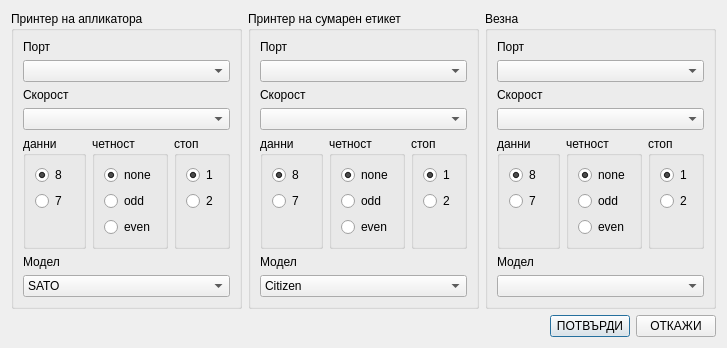
This is dlgCommSettings.ui in farm2440/checkweigherPrinter as Qt 5 draws it before an edit. The edited form follows.
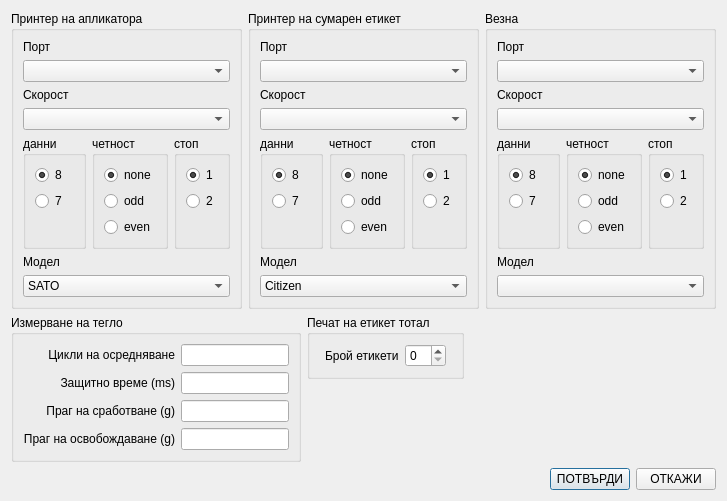
This is the edited form.

Commit message: commit 5 - scale reading OK, added values to settings dialog

What changed in the file:
```diff
--- a/dlgCommSettings.ui
+++ b/dlgCommSettings.ui
@@ -6,14 +6,14 @@
    <rect>
     <x>0</x>
     <y>0</y>
-    <width>611</width>
-    <height>323</height>
+    <width>632</width>
+    <height>489</height>
    </rect>
   </property>
   <property name="windowTitle">
    <string>НАСТРОЙКИ КОМУНИКАЦИЯ</string>
   </property>
-  <layout class="QVBoxLayout" name="verticalLayout_19">
+  <layout class="QVBoxLayout" name="verticalLayout_26">
    <item>
     <layout class="QHBoxLayout" name="horizontalLayout_5">
      <item>
@@ -528,6 +528,149 @@
      </item>
     </layout>
    </item>
+   <item>
+    <layout class="QHBoxLayout" name="horizontalLayout_9">
+     <item>
+      <widget class="QGroupBox" name="groupBox_14">
+       <property name="title">
+        <string>Измерване на тегло</string>
+       </property>
+       <layout class="QHBoxLayout" name="horizontalLayout_8">
+        <item>
+         <layout class="QHBoxLayout" name="horizontalLayout_7">
+          <item>
+           <layout class="QVBoxLayout" name="verticalLayout_24">
+            <item>
+             <widget class="QLabel" name="label_10">
+              <property name="text">
+               <string>Цикли на осредняване</string>
+              </property>
+              <property name="alignment">
+               <set>Qt::AlignRight|Qt::AlignTrailing|Qt::AlignVCenter</set>
+              </property>
+             </widget>
+            </item>
+            <item>
+             <widget class="QLabel" name="label_11">
+              <property name="text">
+               <string>Защитно време (ms)</string>
+              </property>
+              <property name="alignment">
+               <set>Qt::AlignRight|Qt::AlignTrailing|Qt::AlignVCenter</set>
+              </property>
+             </widget>
+            </item>
+            <item>
+             <widget class="QLabel" name="label_12">
+              <property name="text">
+               <string>Праг на сработване (g)</string>
+              </property>
+              <property name="alignment">
+               <set>Qt::AlignRight|Qt::AlignTrailing|Qt::AlignVCenter</set>
+              </property>
+             </widget>
+            </item>
+            <item>
+             <widget class="QLabel" name="label_13">
+              <property name="text">
+               <string>Праг на освобождаване (g)</string>
+              </property>
+              <property name="alignment">
+               <set>Qt::AlignRight|Qt::AlignTrailing|Qt::AlignVCenter</set>
+              </property>
+             </widget>
+            </item>
+           </layout>
+          </item>
+          <item>
+           <layout class="QVBoxLayout" name="verticalLayout_23">
+            <item>
+             <widget class="QLineEdit" name="le_averagingCicles"/>
+            </item>
+            <item>
+             <widget class="QLineEdit" name="le_mesureDelay"/>
+            </item>
+            <item>
+             <widget class="QLineEdit" name="le_threshold"/>
+            </item>
+            <item>
+             <widget class="QLineEdit" name="le_lowThreshold"/>
+            </item>
+           </layout>
+          </item>
+         </layout>
+        </item>
+       </layout>
+      </widget>
+     </item>
+     <item>
+      <layout class="QVBoxLayout" name="verticalLayout_25">
+       <item>
+        <widget class="QGroupBox" name="groupPrintTotal">
+         <property name="title">
+          <string>Печат на етикет тотал</string>
+         </property>
+         <property name="checkable">
+          <bool>false</bool>
+         </property>
+         <layout class="QVBoxLayout" name="verticalLayout_19">
+          <property name="leftMargin">
+           <number>15</number>
+          </property>
+          <property name="rightMargin">
+           <number>15</number>
+          </property>
+          <item>
+           <layout class="QHBoxLayout" name="horizontalLayout_6">
+            <item>
+             <widget class="QLabel" name="label_14">
+              <property name="text">
+               <string>Брой етикети</string>
+              </property>
+             </widget>
+            </item>
+            <item>
+             <widget class="QSpinBox" name="spinBox_totalCount">
+              <property name="maximum">
+               <number>10</number>
+              </property>
+             </widget>
+            </item>
+           </layout>
+          </item>
+         </layout>
+        </widget>
+       </item>
+       <item>
+        <spacer name="verticalSpacer_7">
+         <property name="orientation">
+          <enum>Qt::Vertical</enum>
+         </property>
+         <property name="sizeHint" stdset="0">
+          <size>
+           <width>20</width>
+           <height>40</height>
+          </size>
+         </property>
+        </spacer>
+       </item>
+      </layout>
+     </item>
+     <item>
+      <spacer name="horizontalSpacer_2">
+       <property name="orientation">
+        <enum>Qt::Horizontal</enum>
+       </property>
+       <property name="sizeHint" stdset="0">
+        <size>
+         <width>40</width>
+         <height>20</height>
+        </size>
+       </property>
+      </spacer>
+     </item>
+    </layout>
+   </item>
    <item>
     <layout class="QHBoxLayout" name="horizontalLayout">
      <item>
```
Left out of the diff: 2 changed lines with no effect on the pictures. The commit also changes 8 other files.
